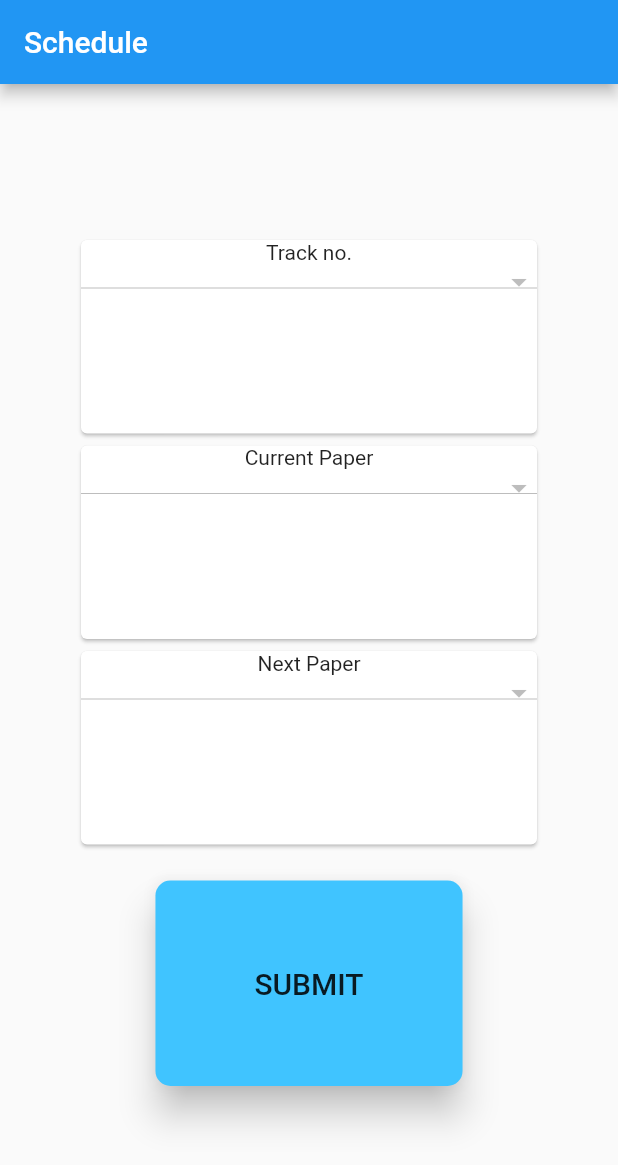
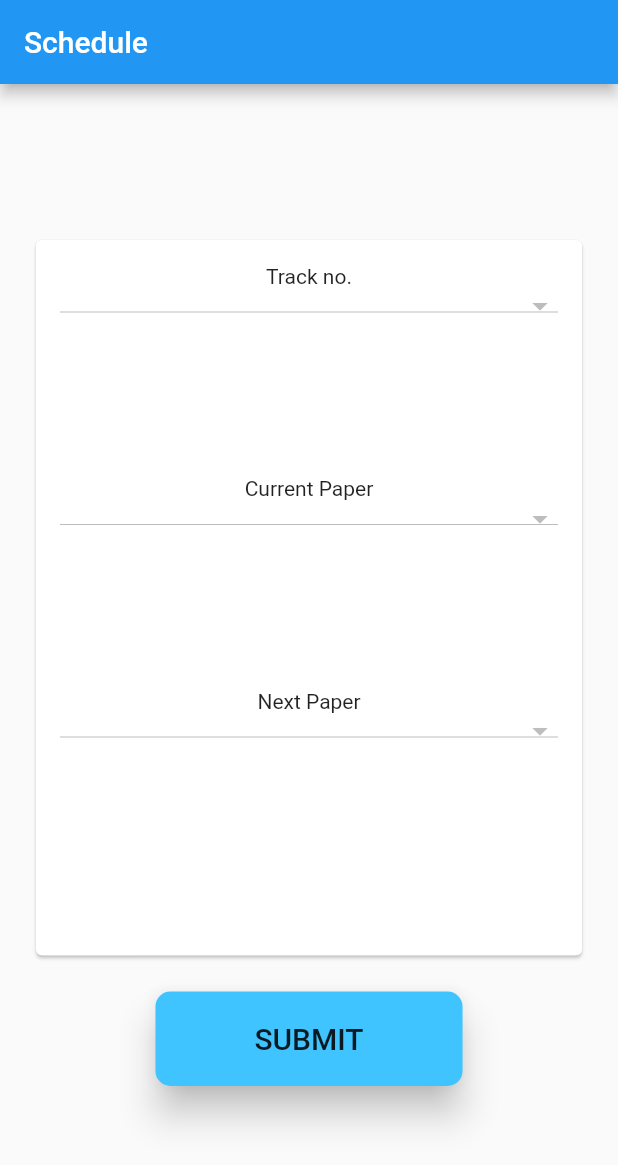
Before and after one commit to Piyushdharkar/Paper-Tracker, a Flutter app: the screen it shows after launch, on a phone screen of 412 x 824 dp. Shown: the top 1165 px of the screen. Run offline on Flutter 3.47's test engine with Material 2 defaults, Android fonts, the phone set to English and light mode, and no system bars; our stand-ins replace cloud_firestore; accounts and stored records are empty.

Commit message:
Changed layout.

```diff
--- a/lib/screens/home_page.dart
+++ b/lib/screens/home_page.dart
@@ -45,11 +45,16 @@ class _HomePageState extends State<HomePage> {
       ),
       body: SafeArea(
         child: Container(
-          padding: EdgeInsets.symmetric(horizontal: 50.0, vertical: 100.0),
+          padding: EdgeInsets.symmetric(horizontal: 20.0, vertical: 100.0),
           child: Column(
             children: [
               Expanded(
                 child: Card(
+                  child: Padding(
+                    padding: const EdgeInsets.all(16.0),
+                    child: Column(
+                      children: [
+                        Expanded(
                           child: Column(
                             children: [
                               Text('Track no.'),
@@ -68,9 +73,7 @@ class _HomePageState extends State<HomePage> {
                             ],
                           ),
                         ),
-              ),
                         Expanded(
-                child: Card(
                           child: Column(
                             children: [
                               Text('Current Paper'),
@@ -87,9 +90,7 @@ class _HomePageState extends State<HomePage> {
                             ],
                           ),
                         ),
-              ),
                         Expanded(
-                child: Card(
                           child: Column(
                             children: [
                               Text('Next Paper'),
@@ -106,18 +107,23 @@ class _HomePageState extends State<HomePage> {
                             ],
                           ),
                         ),
+                        SizedBox(
+                          height: 20.0,
+                        ),
+                      ],
+                    ),
+                  ),
+                ),
               ),
               SizedBox(
                 height: 20.0,
               ),
-              Expanded(
-                child: RoundButton(
+              RoundButton(
                 text: 'SUBMIT',
                 onPressedCallback: () async {
                   await _submitTrack();
                 },
               ),
-              )
             ],
           ),
         ),
```
Lines whose indentation alone changed are shown as unchanged.
